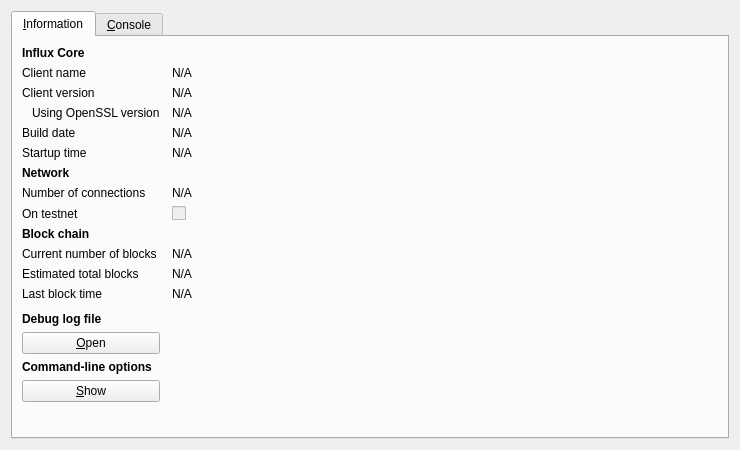
First picture: the form in src/qt/forms/rpcconsole.ui, repository chainworksindustries/influx, before the edit.
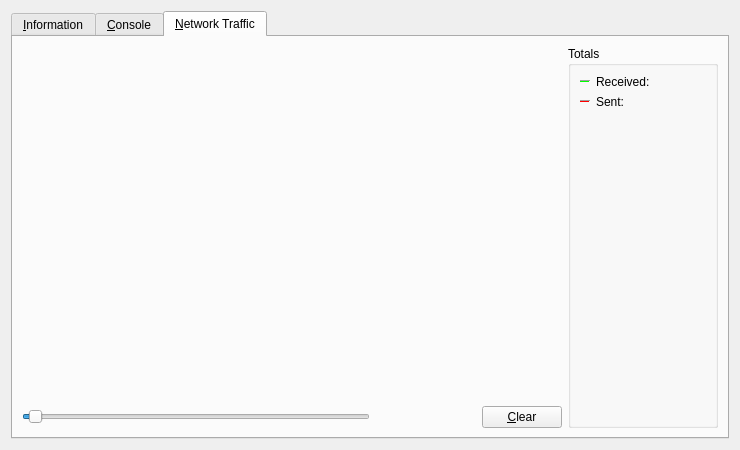
Second picture: the form after the edit. The open tabs and pages were chosen to show the change. Icons and pictures are not drawn. Custom widgets are drawn as their Qt base class.

The edit to the form file:
```diff
--- a/src/qt/forms/rpcconsole.ui
+++ b/src/qt/forms/rpcconsole.ui
@@ -1,7 +1,7 @@
 <?xml version="1.0" encoding="UTF-8"?>
 <ui version="4.0">
  <class>RPCConsole</class>
- <widget class="QDialog" name="RPCConsole">
+ <widget class="QWidget" name="RPCConsole">
   <property name="geometry">
    <rect>
     <x>0</x>
@@ -23,12 +23,9 @@
       <attribute name="title">
        <string>&amp;Information</string>
       </attribute>
-      <layout class="QGridLayout" name="gridLayout" columnstretch="0,1">
-       <property name="horizontalSpacing">
-        <number>12</number>
-       </property>
-       <item row="0" column="0">
-        <widget class="QLabel" name="label_9">
+      <layout class="QGridLayout" name="gridLayout">
+       <item row="15" column="2">
+        <widget class="QLabel" name="labelConfigfile">
          <property name="font">
           <font>
            <weight>75</weight>
@@ -36,19 +33,12 @@
           </font>
          </property>
          <property name="text">
-          <string>Influx Core</string>
+          <string>Configuration file</string>
          </property>
         </widget>
        </item>
-       <item row="1" column="0">
-        <widget class="QLabel" name="label_5">
-         <property name="text">
-          <string>Client name</string>
-         </property>
-        </widget>
-       </item>
-       <item row="1" column="1">
-        <widget class="QLabel" name="clientName">
+       <item row="13" column="2">
+        <widget class="QLabel" name="lastBlockTime">
          <property name="cursor">
           <cursorShape>IBeamCursor</cursorShape>
          </property>
@@ -63,15 +53,15 @@
          </property>
         </widget>
        </item>
-       <item row="2" column="0">
-        <widget class="QLabel" name="label_6">
+       <item row="11" column="0">
+        <widget class="QLabel" name="label_3">
          <property name="text">
-          <string>Client version</string>
+          <string>Current number of blocks</string>
          </property>
         </widget>
        </item>
-       <item row="2" column="1">
-        <widget class="QLabel" name="clientVersion">
+       <item row="11" column="2">
+        <widget class="QLabel" name="numberOfBlocks">
          <property name="cursor">
           <cursorShape>IBeamCursor</cursorShape>
          </property>
@@ -86,79 +76,92 @@
          </property>
         </widget>
        </item>
-       <item row="3" column="0">
-        <widget class="QLabel" name="label_14">
+       <item row="17" column="0">
+        <widget class="QLabel" name="labelCLOptions">
+         <property name="font">
+          <font>
+           <weight>75</weight>
+           <bold>true</bold>
+          </font>
+         </property>
          <property name="text">
-          <string>Using OpenSSL version</string>
+          <string>Command-line options</string>
          </property>
-         <property name="indent">
-          <number>10</number>
-         </property>
         </widget>
        </item>
-       <item row="3" column="1">
-        <widget class="QLabel" name="openSSLVersion">
-         <property name="cursor">
-          <cursorShape>IBeamCursor</cursorShape>
+       <item row="16" column="0">
+        <widget class="QPushButton" name="openDebugLogfileButton">
+         <property name="toolTip">
+          <string>Open the Influx debug log file from the current data directory. This can take a few seconds for large log files.</string>
          </property>
          <property name="text">
-          <string>N/A</string>
+          <string>&amp;Open</string>
          </property>
-         <property name="textFormat">
-          <enum>Qt::PlainText</enum>
+         <property name="autoDefault">
+          <bool>false</bool>
          </property>
-         <property name="textInteractionFlags">
-          <set>Qt::LinksAccessibleByMouse|Qt::TextSelectableByKeyboard|Qt::TextSelectableByMouse</set>
-         </property>
         </widget>
        </item>
-       <item row="4" column="0">
-        <widget class="QLabel" name="label_12">
+       <item row="15" column="0">
+        <widget class="QLabel" name="labelDebugLogfile">
+         <property name="font">
+          <font>
+           <weight>75</weight>
+           <bold>true</bold>
+          </font>
+         </property>
          <property name="text">
-          <string>Build date</string>
+          <string>Debug log file</string>
          </property>
         </widget>
        </item>
-       <item row="4" column="1">
-        <widget class="QLabel" name="buildDate">
-         <property name="cursor">
-          <cursorShape>IBeamCursor</cursorShape>
+       <item row="18" column="3" rowspan="2">
+        <spacer name="horizontalSpacer">
+         <property name="orientation">
+          <enum>Qt::Horizontal</enum>
          </property>
-         <property name="text">
-          <string>N/A</string>
+         <property name="sizeHint" stdset="0">
+          <size>
+           <width>404</width>
+           <height>20</height>
+          </size>
          </property>
-         <property name="textFormat">
-          <enum>Qt::PlainText</enum>
+        </spacer>
+       </item>
+       <item row="19" column="1">
+        <spacer name="verticalSpacer">
+         <property name="orientation">
+          <enum>Qt::Vertical</enum>
          </property>
-         <property name="textInteractionFlags">
-          <set>Qt::LinksAccessibleByMouse|Qt::TextSelectableByKeyboard|Qt::TextSelectableByMouse</set>
+         <property name="sizeHint" stdset="0">
+          <size>
+           <width>20</width>
+           <height>40</height>
+          </size>
          </property>
-        </widget>
+        </spacer>
        </item>
-       <item row="5" column="0">
-        <widget class="QLabel" name="label_13">
+       <item row="18" column="0">
+        <widget class="QPushButton" name="showCLOptionsButton">
+         <property name="toolTip">
+          <string>Show the Influx-Qt help message to get a list with possible Influx command-line options.</string>
+         </property>
          <property name="text">
-          <string>Startup time</string>
+          <string>&amp;Show</string>
          </property>
+         <property name="autoDefault">
+          <bool>false</bool>
+         </property>
         </widget>
        </item>
-       <item row="5" column="1">
-        <widget class="QLabel" name="startupTime">
-         <property name="cursor">
-          <cursorShape>IBeamCursor</cursorShape>
-         </property>
+       <item row="13" column="0">
+        <widget class="QLabel" name="label_2">
          <property name="text">
-          <string>N/A</string>
+          <string>Last block time</string>
          </property>
-         <property name="textFormat">
-          <enum>Qt::PlainText</enum>
-         </property>
-         <property name="textInteractionFlags">
-          <set>Qt::LinksAccessibleByMouse|Qt::TextSelectableByKeyboard|Qt::TextSelectableByMouse</set>
-         </property>
         </widget>
        </item>
-       <item row="6" column="0">
+       <item row="7" column="0">
         <widget class="QLabel" name="label_11">
          <property name="font">
           <font>
@@ -171,15 +174,8 @@
          </property>
         </widget>
        </item>
-       <item row="7" column="0">
-        <widget class="QLabel" name="label_7">
-         <property name="text">
-          <string>Number of connections</string>
-         </property>
-        </widget>
-       </item>
-       <item row="7" column="1">
-        <widget class="QLabel" name="numberOfConnections">
+       <item row="6" column="2">
+        <widget class="QLabel" name="startupTime">
          <property name="cursor">
           <cursorShape>IBeamCursor</cursorShape>
          </property>
@@ -194,14 +190,57 @@
          </property>
         </widget>
        </item>
-       <item row="8" column="0">
+       <item row="6" column="0">
+        <widget class="QLabel" name="label_13">
+         <property name="text">
+          <string>Startup time</string>
+         </property>
+        </widget>
+       </item>
+       <item row="9" column="0">
         <widget class="QLabel" name="label_8">
          <property name="text">
           <string>On testnet</string>
          </property>
         </widget>
        </item>
-       <item row="8" column="1">
+       <item row="8" column="2">
+        <widget class="QLabel" name="numberOfConnections">
+         <property name="cursor">
+          <cursorShape>IBeamCursor</cursorShape>
+         </property>
+         <property name="text">
+          <string>N/A</string>
+         </property>
+         <property name="textFormat">
+          <enum>Qt::PlainText</enum>
+         </property>
+         <property name="textInteractionFlags">
+          <set>Qt::LinksAccessibleByMouse|Qt::TextSelectableByKeyboard|Qt::TextSelectableByMouse</set>
+         </property>
+        </widget>
+       </item>
+       <item row="8" column="0">
+        <widget class="QLabel" name="label_7">
+         <property name="text">
+          <string>Number of connections</string>
+         </property>
+        </widget>
+       </item>
+       <item row="10" column="0">
+        <widget class="QLabel" name="label_10">
+         <property name="font">
+          <font>
+           <weight>75</weight>
+           <bold>true</bold>
+          </font>
+         </property>
+         <property name="text">
+          <string>Block chain</string>
+         </property>
+        </widget>
+       </item>
+       <item row="9" column="2">
         <widget class="QCheckBox" name="isTestNet">
          <property name="enabled">
           <bool>false</bool>
@@ -211,50 +250,14 @@
          </property>
         </widget>
        </item>
-       <item row="9" column="0">
-        <widget class="QLabel" name="label_10">
-         <property name="font">
-          <font>
-           <weight>75</weight>
-           <bold>true</bold>
-          </font>
-         </property>
-         <property name="text">
-          <string>Block chain</string>
-         </property>
-        </widget>
-       </item>
-       <item row="10" column="0">
-        <widget class="QLabel" name="label_3">
-         <property name="text">
-          <string>Current number of blocks</string>
-         </property>
-        </widget>
-       </item>
-       <item row="10" column="1">
-        <widget class="QLabel" name="numberOfBlocks">
-         <property name="cursor">
-          <cursorShape>IBeamCursor</cursorShape>
-         </property>
-         <property name="text">
-          <string>N/A</string>
-         </property>
-         <property name="textFormat">
-          <enum>Qt::PlainText</enum>
-         </property>
-         <property name="textInteractionFlags">
-          <set>Qt::LinksAccessibleByMouse|Qt::TextSelectableByKeyboard|Qt::TextSelectableByMouse</set>
-         </property>
-        </widget>
-       </item>
-       <item row="11" column="0">
+       <item row="12" column="0">
         <widget class="QLabel" name="label_4">
          <property name="text">
           <string>Estimated total blocks</string>
          </property>
         </widget>
        </item>
-       <item row="11" column="1">
+       <item row="12" column="2">
         <widget class="QLabel" name="totalBlocks">
          <property name="cursor">
           <cursorShape>IBeamCursor</cursorShape>
@@ -270,15 +273,44 @@
          </property>
         </widget>
        </item>
-       <item row="12" column="0">
-        <widget class="QLabel" name="label_2">
+       <item row="2" column="2">
+        <widget class="QLabel" name="clientVersion">
+         <property name="cursor">
+          <cursorShape>IBeamCursor</cursorShape>
+         </property>
          <property name="text">
-          <string>Last block time</string>
+          <string>N/A</string>
          </property>
+         <property name="textFormat">
+          <enum>Qt::PlainText</enum>
+         </property>
+         <property name="textInteractionFlags">
+          <set>Qt::LinksAccessibleByMouse|Qt::TextSelectableByKeyboard|Qt::TextSelectableByMouse</set>
+         </property>
         </widget>
        </item>
-       <item row="12" column="1">
-        <widget class="QLabel" name="lastBlockTime">
+       <item row="4" column="0">
+        <widget class="QLabel" name="label_berkeleyDBVersion">
+         <property name="text">
+          <string>Using BerkeleyDB version</string>
+         </property>
+         <property name="indent">
+          <number>10</number>
+         </property>
+        </widget>
+       </item>
+       <item row="3" column="0">
+        <widget class="QLabel" name="label_14">
+         <property name="text">
+          <string>Using OpenSSL version</string>
+         </property>
+         <property name="indent">
+          <number>10</number>
+         </property>
+        </widget>
+       </item>
+       <item row="3" column="2">
+        <widget class="QLabel" name="openSSLVersion">
          <property name="cursor">
           <cursorShape>IBeamCursor</cursorShape>
          </property>
@@ -293,7 +325,89 @@
          </property>
         </widget>
        </item>
-       <item row="13" column="0">
+       <item row="4" column="2">
+        <widget class="QLabel" name="berkeleyDBVersion">
+         <property name="cursor">
+          <cursorShape>IBeamCursor</cursorShape>
+         </property>
+         <property name="text">
+          <string>N/A</string>
+         </property>
+         <property name="textFormat">
+          <enum>Qt::PlainText</enum>
+         </property>
+         <property name="textInteractionFlags">
+          <set>Qt::LinksAccessibleByMouse|Qt::TextSelectableByKeyboard|Qt::TextSelectableByMouse</set>
+         </property>
+        </widget>
+       </item>
+       <item row="5" column="0">
+        <widget class="QLabel" name="label_12">
+         <property name="text">
+          <string>Build date</string>
+         </property>
+        </widget>
+       </item>
+       <item row="5" column="2">
+        <widget class="QLabel" name="buildDate">
+         <property name="cursor">
+          <cursorShape>IBeamCursor</cursorShape>
+         </property>
+         <property name="text">
+          <string>N/A</string>
+         </property>
+         <property name="textFormat">
+          <enum>Qt::PlainText</enum>
+         </property>
+         <property name="textInteractionFlags">
+          <set>Qt::LinksAccessibleByMouse|Qt::TextSelectableByKeyboard|Qt::TextSelectableByMouse</set>
+         </property>
+        </widget>
+       </item>
+       <item row="2" column="0">
+        <widget class="QLabel" name="label_6">
+         <property name="text">
+          <string>Client version</string>
+         </property>
+        </widget>
+       </item>
+       <item row="0" column="0">
+        <widget class="QLabel" name="label_9">
+         <property name="font">
+          <font>
+           <weight>75</weight>
+           <bold>true</bold>
+          </font>
+         </property>
+         <property name="text">
+          <string>Influx Core</string>
+         </property>
+        </widget>
+       </item>
+       <item row="1" column="2">
+        <widget class="QLabel" name="clientName">
+         <property name="cursor">
+          <cursorShape>IBeamCursor</cursorShape>
+         </property>
+         <property name="text">
+          <string>N/A</string>
+         </property>
+         <property name="textFormat">
+          <enum>Qt::PlainText</enum>
+         </property>
+         <property name="textInteractionFlags">
+          <set>Qt::LinksAccessibleByMouse|Qt::TextSelectableByKeyboard|Qt::TextSelectableByMouse</set>
+         </property>
+        </widget>
+       </item>
+       <item row="1" column="0">
+        <widget class="QLabel" name="label_5">
+         <property name="text">
+          <string>Client name</string>
+         </property>
+        </widget>
+       </item>
+       <item row="14" column="2">
         <spacer name="verticalSpacer_2">
          <property name="orientation">
           <enum>Qt::Vertical</enum>
@@ -306,71 +420,19 @@
          </property>
         </spacer>
        </item>
-       <item row="14" column="0">
-        <widget class="QLabel" name="labelDebugLogfile">
-         <property name="font">
-          <font>
-           <weight>75</weight>
-           <bold>true</bold>
-          </font>
-         </property>
-         <property name="text">
-          <string>Debug log file</string>
-         </property>
-        </widget>
-       </item>
-       <item row="15" column="0">
-        <widget class="QPushButton" name="openDebugLogfileButton">
+       <item row="16" column="2">
+        <widget class="QPushButton" name="openConfigurationfileButton">
          <property name="toolTip">
-          <string>Open the Influx debug log file from the current data directory. This can take a few seconds for large log files.</string>
+          <string>Open the Influx configuration file from the current data directory.</string>
          </property>
          <property name="text">
-          <string>&amp;Open</string>
+          <string>O&amp;pen</string>
          </property>
          <property name="autoDefault">
           <bool>false</bool>
          </property>
         </widget>
        </item>
-       <item row="16" column="0">
-        <widget class="QLabel" name="labelCLOptions">
-         <property name="font">
-          <font>
-           <weight>75</weight>
-           <bold>true</bold>
-          </font>
-         </property>
-         <property name="text">
-          <string>Command-line options</string>
-         </property>
-        </widget>
-       </item>
-       <item row="17" column="0">
-        <widget class="QPushButton" name="showCLOptionsButton">
-         <property name="toolTip">
-          <string>Show the Influx-Qt help message to get a list with possible Influx command-line options.</string>
-         </property>
-         <property name="text">
-          <string>&amp;Show</string>
-         </property>
-         <property name="autoDefault">
-          <bool>false</bool>
-         </property>
-        </widget>
-       </item>
-       <item row="18" column="0">
-        <spacer name="verticalSpacer">
-         <property name="orientation">
-          <enum>Qt::Vertical</enum>
-         </property>
-         <property name="sizeHint" stdset="0">
-          <size>
-           <width>20</width>
-           <height>40</height>
-          </size>
-         </property>
-        </spacer>
-       </item>
       </layout>
      </widget>
      <widget class="QWidget" name="tab_console">
@@ -445,10 +507,274 @@
        </item>
       </layout>
      </widget>
+     <widget class="QWidget" name="tab_nettraffic">
+      <attribute name="title">
+       <string>&amp;Network Traffic</string>
+      </attribute>
+      <layout class="QHBoxLayout" name="horizontalLayout_3">
+       <item>
+        <layout class="QVBoxLayout" name="verticalLayout_4">
+         <item>
+          <widget class="TrafficGraphWidget" name="trafficGraph" native="true">
+           <property name="sizePolicy">
+            <sizepolicy hsizetype="Expanding" vsizetype="Expanding">
+             <horstretch>0</horstretch>
+             <verstretch>0</verstretch>
+            </sizepolicy>
+           </property>
+          </widget>
+         </item>
+         <item>
+          <layout class="QHBoxLayout" name="horizontalLayout_2">
+           <item>
+            <widget class="QSlider" name="sldGraphRange">
+             <property name="minimum">
+              <number>1</number>
+             </property>
+             <property name="maximum">
+              <number>288</number>
+             </property>
+             <property name="pageStep">
+              <number>12</number>
+             </property>
+             <property name="value">
+              <number>6</number>
+             </property>
+             <property name="orientation">
+              <enum>Qt::Horizontal</enum>
+             </property>
+            </widget>
+           </item>
+           <item>
+            <widget class="QLabel" name="lblGraphRange">
+             <property name="minimumSize">
+              <size>
+               <width>100</width>
+               <height>0</height>
+              </size>
+             </property>
+             <property name="alignment">
+              <set>Qt::AlignCenter</set>
+             </property>
+            </widget>
+           </item>
+           <item>
+            <widget class="QPushButton" name="btnClearTrafficGraph">
+             <property name="text">
+              <string>&amp;Clear</string>
+             </property>
+             <property name="autoDefault">
+              <bool>false</bool>
+             </property>
+            </widget>
+           </item>
+          </layout>
+         </item>
+        </layout>
+       </item>
+       <item>
+        <layout class="QVBoxLayout" name="verticalLayout">
+         <item>
+          <widget class="QGroupBox" name="groupBox">
+           <property name="title">
+            <string>Totals</string>
+           </property>
+           <layout class="QVBoxLayout" name="verticalLayout_5">
+            <item>
+             <layout class="QHBoxLayout" name="horizontalLayout_4">
+              <item>
+               <widget class="Line" name="line">
+                <property name="sizePolicy">
+                 <sizepolicy hsizetype="Fixed" vsizetype="Fixed">
+                  <horstretch>0</horstretch>
+                  <verstretch>0</verstretch>
+                 </sizepolicy>
+                </property>
+                <property name="minimumSize">
+                 <size>
+                  <width>10</width>
+                  <height>0</height>
+                 </size>
+                </property>
+                <property name="palette">
+                 <palette>
+                  <active>
+                   <colorrole role="Light">
+                    <brush brushstyle="SolidPattern">
+                     <color alpha="255">
+                      <red>0</red>
+                      <green>255</green>
+                      <blue>0</blue>
+                     </color>
+                    </brush>
+                   </colorrole>
+                  </active>
+                  <inactive>
+                   <colorrole role="Light">
+                    <brush brushstyle="SolidPattern">
+                     <color alpha="255">
+                      <red>0</red>
+                      <green>255</green>
+                      <blue>0</blue>
+                     </color>
+                    </brush>
+                   </colorrole>
+                  </inactive>
+                  <disabled>
+                   <colorrole role="Light">
+                    <brush brushstyle="SolidPattern">
+                     <color alpha="255">
+                      <red>0</red>
+                      <green>255</green>
+                      <blue>0</blue>
+                     </color>
+                    </brush>
+                   </colorrole>
+                  </disabled>
+                 </palette>
+                </property>
+                <property name="orientation">
+                 <enum>Qt::Horizontal</enum>
+                </property>
+               </widget>
+              </item>
+              <item>
+               <widget class="QLabel" name="label_16">
+                <property name="text">
+                 <string>Received:</string>
+                </property>
+               </widget>
+              </item>
+              <item>
+               <widget class="QLabel" name="lblBytesIn">
+                <property name="minimumSize">
+                 <size>
+                  <width>50</width>
+                  <height>0</height>
+                 </size>
+                </property>
+                <property name="alignment">
+                 <set>Qt::AlignRight|Qt::AlignTrailing|Qt::AlignVCenter</set>
+                </property>
+               </widget>
+              </item>
+             </layout>
+            </item>
+            <item>
+             <layout class="QHBoxLayout" name="horizontalLayout_5">
+              <item>
+               <widget class="Line" name="line_2">
+                <property name="sizePolicy">
+                 <sizepolicy hsizetype="Fixed" vsizetype="Fixed">
+                  <horstretch>0</horstretch>
+                  <verstretch>0</verstretch>
+                 </sizepolicy>
+                </property>
+                <property name="minimumSize">
+                 <size>
+                  <width>10</width>
+                  <height>0</height>
+                 </size>
+                </property>
+                <property name="palette">
+                 <palette>
+                  <active>
+                   <colorrole role="Light">
+                    <brush brushstyle="SolidPattern">
+                     <color alpha="255">
+                      <red>255</red>
+                      <green>0</green>
+                      <blue>0</blue>
+                     </color>
+                    </brush>
+                   </colorrole>
+                  </active>
+                  <inactive>
+                   <colorrole role="Light">
+                    <brush brushstyle="SolidPattern">
+                     <color alpha="255">
+                      <red>255</red>
+                      <green>0</green>
+                      <blue>0</blue>
+                     </color>
+                    </brush>
+                   </colorrole>
+                  </inactive>
+                  <disabled>
+                   <colorrole role="Light">
+                    <brush brushstyle="SolidPattern">
+                     <color alpha="255">
+                      <red>255</red>
+                      <green>0</green>
+                      <blue>0</blue>
+                     </color>
+                    </brush>
+                   </colorrole>
+                  </disabled>
+                 </palette>
+                </property>
+                <property name="orientation">
+                 <enum>Qt::Horizontal</enum>
+                </property>
+               </widget>
+              </item>
+              <item>
+               <widget class="QLabel" name="label_17">
+                <property name="text">
+                 <string>Sent:</string>
+                </property>
+               </widget>
+              </item>
+              <item>
+               <widget class="QLabel" name="lblBytesOut">
+                <property name="minimumSize">
+                 <size>
+                  <width>50</width>
+                  <height>0</height>
+                 </size>
+                </property>
+                <property name="alignment">
+                 <set>Qt::AlignRight|Qt::AlignTrailing|Qt::AlignVCenter</set>
+                </property>
+               </widget>
+              </item>
+             </layout>
+            </item>
+            <item>
+             <spacer name="verticalSpacer_4">
+              <property name="orientation">
+               <enum>Qt::Vertical</enum>
+              </property>
+              <property name="sizeHint" stdset="0">
+               <size>
+                <width>20</width>
+                <height>407</height>
+               </size>
+              </property>
+             </spacer>
+            </item>
+           </layout>
+          </widget>
+         </item>
+        </layout>
+       </item>
+      </layout>
+     </widget>
     </widget>
    </item>
   </layout>
  </widget>
+ <customwidgets>
+  <customwidget>
+   <class>TrafficGraphWidget</class>
+   <extends>QWidget</extends>
+   <header>trafficgraphwidget.h</header>
+   <container>1</container>
+   <slots>
+    <slot>clear()</slot>
+   </slots>
+  </customwidget>
+ </customwidgets>
  <resources>
   <include location="../bitcoin.qrc"/>
  </resources>
```
